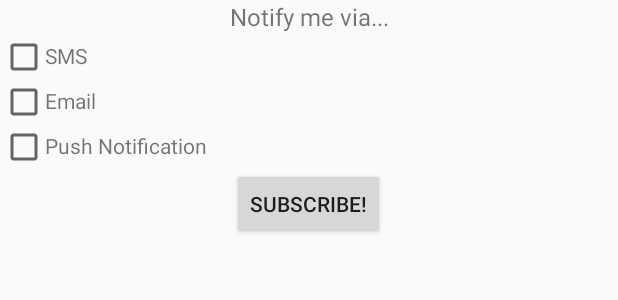
After one commit to mengmengmengmeng/notify, an Android app: the layout custom_dialog_for_check_box.xml on its own in the app's theme, with its tools: preview values and no code run, on a phone screen of 412 x 824 dp. The commit adds this screen. Shown: the top 300 px of the screen. Run offline under Robolectric (Android 15) with nearby library versions, the phone set to English and light mode, and no system bars.

Commit message:
Added subscribe

```diff
--- a/app/src/main/java/me/notify/MainActivity.java
+++ b/app/src/main/java/me/notify/MainActivity.java
@@ -30,6 +30,7 @@ public class MainActivity extends BaseActivity implements OnClickListener{
         actionBar.setStackedBackgroundDrawable(new ColorDrawable(getResources().getColor(R.color.grayy)));
 
         actionBar.setTitle("Channel");
+        viewpager.setOffscreenPageLimit(3);
 
         viewpager.setOnPageChangeListener(new ViewPager.OnPageChangeListener() {
 
--- /dev/null
+++ b/app/src/main/res/layout/custom_dialog_for_check_box.xml
@@ -0,0 +1,86 @@
+<?xml version="1.0" encoding="utf-8"?>
+<LinearLayout xmlns:android="http://schemas.android.com/apk/res/android"
+    android:orientation="vertical" android:layout_width="match_parent"
+    android:layout_height="match_parent">
+
+    <TextView
+        android:textSize="16sp"
+        android:layout_width="match_parent"
+        android:layout_height="wrap_content"
+        android:gravity="center"
+        android:text="Notify me via..."
+        android:id="@+id/textView" />
+
+    <LinearLayout
+        android:layout_width="match_parent"
+        android:layout_height="wrap_content"
+        android:orientation="horizontal"
+        android:gravity="center_vertical">
+
+        <CheckBox
+            android:gravity="left"
+            android:layout_width="30dp"
+            android:layout_height="30dp"
+            android:id="@+id/sms"/>
+
+        <TextView
+            android:layout_width="match_parent"
+            android:layout_height="wrap_content"
+            android:gravity="center_vertical"
+            android:text="SMS"/>
+
+    </LinearLayout>
+    <LinearLayout
+        android:layout_width="match_parent"
+        android:layout_height="wrap_content"
+        android:orientation="horizontal"
+        android:gravity="center_vertical">
+
+        <CheckBox
+            android:gravity="left"
+            android:layout_width="30dp"
+            android:layout_height="30dp"
+            android:id="@+id/email"/>
+
+        <TextView
+            android:layout_width="match_parent"
+            android:layout_height="wrap_content"
+            android:gravity="center_vertical"
+            android:text="Email"/>
+
+    </LinearLayout>
+    <LinearLayout
+        android:layout_width="match_parent"
+        android:layout_height="wrap_content"
+        android:orientation="horizontal"
+        android:gravity="center_vertical">
+
+        <CheckBox
+            android:gravity="left"
+            android:layout_width="30dp"
+            android:layout_height="30dp"
+            android:id="@+id/p_noti"/>
+
+        <TextView
+            android:layout_width="match_parent"
+            android:layout_height="wrap_content"
+            android:gravity="center_vertical"
+            android:text="Push Notification"
+            android:layout_marginRight="5dp"/>
+
+    </LinearLayout>
+
+    <LinearLayout
+        android:layout_width="match_parent"
+        android:layout_height="wrap_content"
+        android:orientation="horizontal"
+        android:gravity="center">
+
+        <Button
+            android:layout_width="wrap_content"
+            android:layout_height="wrap_content"
+            android:text="SUBSCRIBE!"
+            android:id="@+id/subscribe"/>
+
+    </LinearLayout>
+</LinearLayout>
--- a/app/src/main/res/values/strings.xml
+++ b/app/src/main/res/values/strings.xml
@@ -8,6 +8,7 @@
     <string name="create_channel">http://192.168.43.11:3000/api/v1/users/</string>
     <string name="all_channels">http://192.168.43.11:3000/api/v1/channels</string>
     <string name="announcements">http://192.168.43.11:3000/api/v1/users/</string>
+    <string name="subscribe">http://192.168.43.11:3000/api/v1/channels/</string>
 
 
     <string-array name="category_arrays">
```
Also changed, not shown: app/src/main/java/me/notify/ChannelPage.java (+124 -2 lines).
